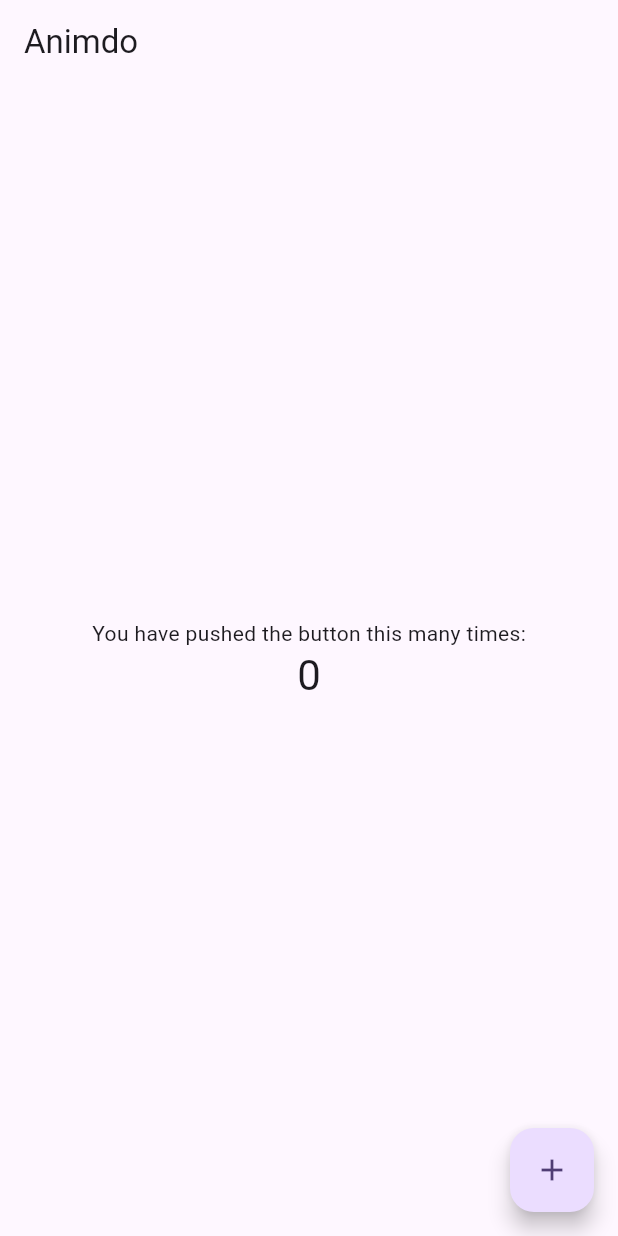
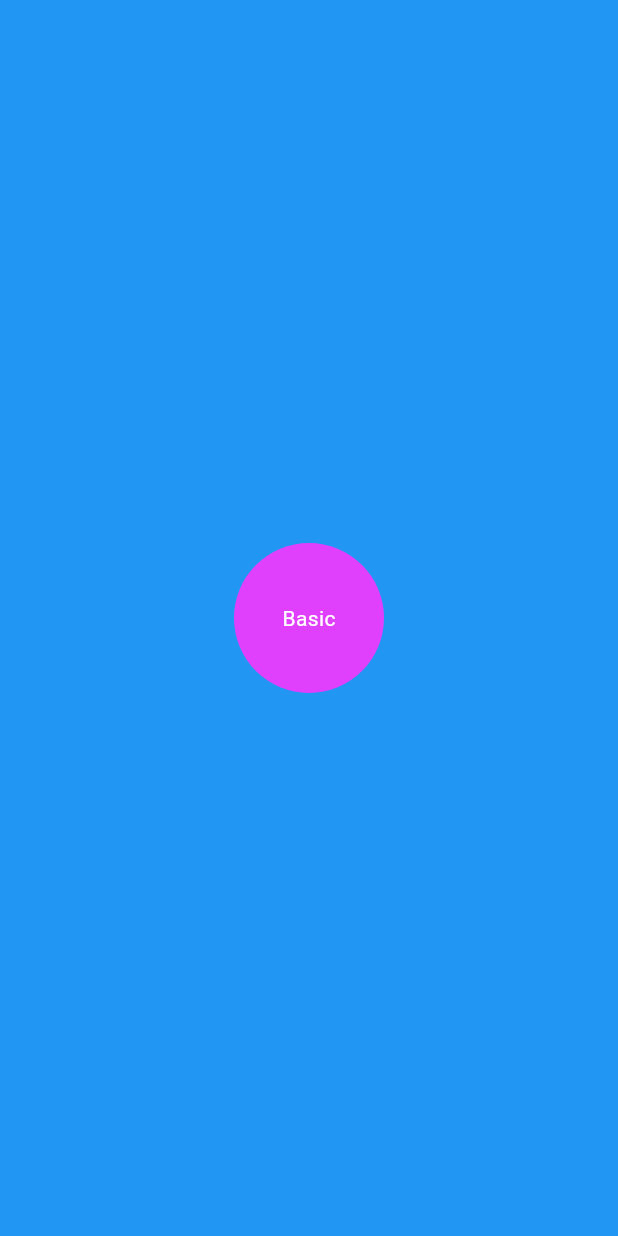
Before and after one commit to RANGIRA46/animdo_app, a Flutter app: the screen it shows after launch, on a phone screen of 412 x 824 dp. Run offline on Flutter 3.47's test engine with Material 3 defaults, Android fonts, the phone set to English and light mode, and no system bars.

Commit message:
updated the plugins and created animated widget with a circle that shrinks

```diff
--- a/lib/pages/home_page.dart
+++ b/lib/pages/home_page.dart
@@ -1,39 +1,57 @@
 import 'package:flutter/material.dart';
 
 class HomePage extends StatefulWidget {
-
   @override
-  State<StatefulWidget> createState(){
+  State<StatefulWidget> createState() {
     return _HomePageState();
   }
 }
 
 class _HomePageState extends State<HomePage> {
+  double _buttonRadius = 100;
+
   @override
   Widget build(BuildContext context) {
     return Scaffold(
-      appBar: AppBar(
-        title: const Text('Animdo'),
-      ),
-      body: Center(
-        child: Column(
-          mainAxisAlignment: MainAxisAlignment.center,
-          children: <Widget>[
-            const Text(
-              'You have pushed the button this many times:',
-            ),
-            Text(
-              '0',
-              style: Theme.of(context).textTheme.headlineMedium,
-            ),
-          ],
+      body: Container(
+        child: Stack(
+          clipBehavior: Clip.none,
+          children: [_pageBackground(), _centeredCircularAnimationButton()],
         ),
-      ),
-      floatingActionButton: FloatingActionButton(
-        onPressed: () {},
-        tooltip: 'Increment',
-        child: const Icon(Icons.add),
       ),
     );
   }
+
+  Widget _pageBackground() {
+    return Container(color: Colors.blue);
+  }
+
+  Widget _centeredCircularAnimationButton() {
+    return Center(
+      child: GestureDetector(
+        onTap: () {
+          setState(() {
+            // Toggle between increasing and decreasing the radius
+            _buttonRadius += _buttonRadius == 200 ? -100 : 100;
+          });
+        },
+        child: AnimatedContainer(
+          duration: const Duration(seconds: 2),
+          curve: Curves.bounceInOut,
+          width: _buttonRadius,
+          height: _buttonRadius, // Ensure it's a perfect circle
+          decoration: BoxDecoration(
+            color: Colors.purpleAccent,
+            borderRadius: BorderRadius.circular(_buttonRadius),
+          ),
+          child: const Center(
+            child: Text(
+              'Basic',
+              style: TextStyle(color: Colors.white),
+            ),
+        ),
+      ),
+    ),
+    );
+  }
 }
```
